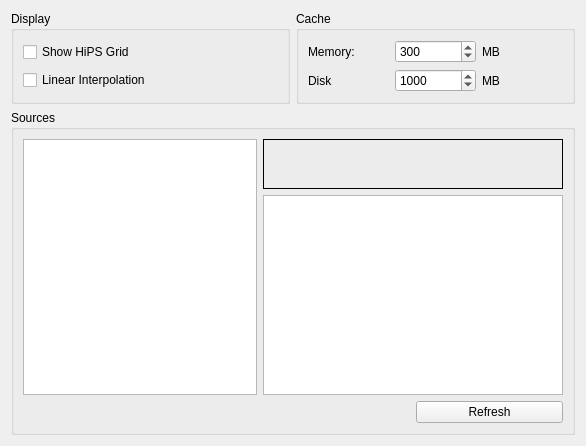
The window that kstars/hips/opships.ui (KDE/kstars) describes before a commit, drawn with Qt 5.
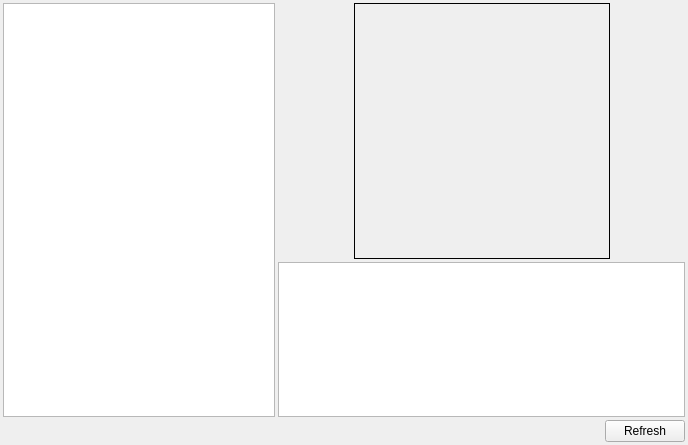
The same window after the commit. Icons and pictures are not drawn.

Commit message: Add Hips settings and online sources viewer. Database for hips completely changed

What changed in the file:
```diff
--- a/kstars/hips/opships.ui
+++ b/kstars/hips/opships.ui
@@ -6,115 +6,69 @@
    <rect>
     <x>0</x>
     <y>0</y>
-    <width>586</width>
-    <height>446</height>
+    <width>688</width>
+    <height>445</height>
    </rect>
   </property>
-  <layout class="QGridLayout" name="gridLayout_3">
-   <item row="0" column="0">
-    <widget class="QGroupBox" name="displayGroup">
-     <property name="title">
-      <string>Display</string>
-     </property>
-     <layout class="QVBoxLayout" name="verticalLayout">
-      <item>
-       <widget class="QCheckBox" name="kcfg_HIPSShowGrid">
-        <property name="text">
-         <string>Show HiPS Grid</string>
-        </property>
-       </widget>
-      </item>
-      <item>
-       <widget class="QCheckBox" name="kcfg_HIPSBiLinearInterpolation">
-        <property name="text">
-         <string>Linear Interpolation</string>
-        </property>
-       </widget>
-      </item>
-     </layout>
-    </widget>
-   </item>
-   <item row="0" column="1">
-    <widget class="QGroupBox" name="cacheGroup">
-     <property name="title">
-      <string>Cache</string>
-     </property>
-     <layout class="QGridLayout" name="gridLayout">
-      <item row="0" column="0">
-       <widget class="QLabel" name="label">
-        <property name="text">
-         <string>Memory:</string>
-        </property>
-       </widget>
-      </item>
-      <item row="0" column="1">
-       <widget class="QSpinBox" name="kcfg_HIPSMemoryCache">
-        <property name="minimum">
-         <number>10</number>
-        </property>
-        <property name="maximum">
-         <number>4096</number>
-        </property>
-        <property name="value">
-         <number>300</number>
-        </property>
-       </widget>
-      </item>
-      <item row="0" column="2">
-       <widget class="QLabel" name="label_2">
-        <property name="text">
-         <string>MB</string>
-        </property>
-       </widget>
-      </item>
-      <item row="1" column="0">
-       <widget class="QLabel" name="label_4">
-        <property name="text">
-         <string>Disk</string>
-        </property>
-       </widget>
-      </item>
-      <item row="1" column="1">
-       <widget class="QSpinBox" name="kcfg_HIPSNetCache">
-        <property name="minimum">
-         <number>10</number>
-        </property>
-        <property name="maximum">
-         <number>100000</number>
-        </property>
-        <property name="value">
-         <number>1000</number>
-        </property>
-       </widget>
-      </item>
-      <item row="1" column="2">
-       <widget class="QLabel" name="label_3">
-        <property name="text">
-         <string>MB</string>
-        </property>
-       </widget>
-      </item>
-     </layout>
-    </widget>
-   </item>
-   <item row="1" column="0" colspan="2">
-    <widget class="QGroupBox" name="sourceGroup">
-     <property name="title">
-      <string>Sources</string>
-     </property>
-     <layout class="QGridLayout" name="gridLayout_2">
-      <item row="0" column="1" colspan="2">
+  <layout class="QVBoxLayout" name="verticalLayout" stretch="0,0">
+   <property name="spacing">
+    <number>3</number>
+   </property>
+   <property name="leftMargin">
+    <number>3</number>
+   </property>
+   <property name="topMargin">
+    <number>3</number>
+   </property>
+   <property name="rightMargin">
+    <number>3</number>
+   </property>
+   <property name="bottomMargin">
+    <number>3</number>
+   </property>
+   <item>
+    <layout class="QHBoxLayout" name="horizontalLayout_3" stretch="2,3">
+     <property name="spacing">
+      <number>3</number>
+     </property>
+     <item>
+      <widget class="QListWidget" name="sourcesList"/>
+     </item>
+     <item>
+      <layout class="QVBoxLayout" name="verticalLayout_2">
+       <property name="spacing">
+        <number>3</number>
+       </property>
+       <item>
+        <layout class="QHBoxLayout" name="horizontalLayout">
+         <property name="spacing">
+          <number>3</number>
+         </property>
+         <item>
+          <spacer name="horizontalSpacer_2">
+           <property name="orientation">
+            <enum>Qt::Horizontal</enum>
+           </property>
+           <property name="sizeHint" stdset="0">
+            <size>
+             <width>40</width>
+             <height>20</height>
+            </size>
+           </property>
+          </spacer>
+         </item>
+         <item>
        <widget class="QLabel" name="sourceImage">
         <property name="minimumSize">
          <size>
-          <width>300</width>
-          <height>50</height>
+             <width>256</width>
+             <height>256</height>
          </size>
         </property>
         <property name="maximumSize">
          <size>
-          <width>300</width>
-          <height>50</height>
+             <width>256</width>
+             <height>256</height>
          </size>
         </property>
         <property name="frameShape">
@@ -123,40 +77,63 @@
         <property name="text">
          <string/>
         </property>
-       </widget>
-      </item>
-      <item row="1" column="1" colspan="2">
+           <property name="pixmap">
+            <pixmap resource="../data/kstars.qrc">:/images/noimage.png</pixmap>
+           </property>
+           <property name="scaledContents">
+            <bool>true</bool>
+           </property>
+          </widget>
+         </item>
+         <item>
+          <spacer name="horizontalSpacer_3">
+           <property name="orientation">
+            <enum>Qt::Horizontal</enum>
+           </property>
+           <property name="sizeHint" stdset="0">
+            <size>
+             <width>40</width>
+             <height>20</height>
+            </size>
+           </property>
+          </spacer>
+         </item>
+        </layout>
+       </item>
+       <item>
        <widget class="QTextEdit" name="sourceDescription">
         <property name="readOnly">
          <bool>true</bool>
         </property>
        </widget>
       </item>
-      <item row="2" column="0" colspan="2">
+      </layout>
+     </item>
+    </layout>
+   </item>
+   <item>
+    <layout class="QHBoxLayout" name="horizontalLayout_2" stretch="0,0">
+     <item>
        <spacer name="horizontalSpacer">
         <property name="orientation">
          <enum>Qt::Horizontal</enum>
         </property>
         <property name="sizeHint" stdset="0">
          <size>
-          <width>397</width>
+         <width>40</width>
           <height>20</height>
          </size>
         </property>
        </spacer>
       </item>
-      <item row="2" column="2">
+     <item>
        <widget class="QPushButton" name="refreshSourceB">
         <property name="text">
          <string>Refresh</string>
         </property>
        </widget>
       </item>
-      <item row="0" column="0" rowspan="2">
-       <widget class="QListWidget" name="sourcesList"/>
-      </item>
-     </layout>
-    </widget>
+    </layout>
    </item>
   </layout>
  </widget>
```
Left out of the diff: 4 changed lines with no effect on the pictures. Lines whose indentation alone changed are shown as unchanged. The commit also changes 11 other files.
